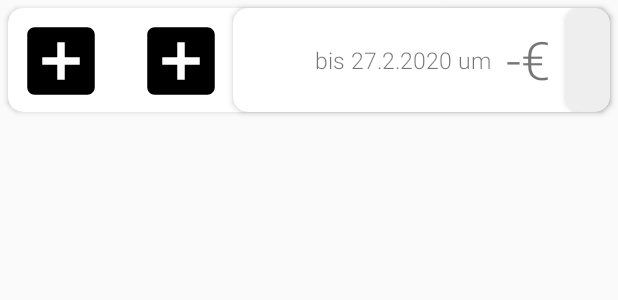
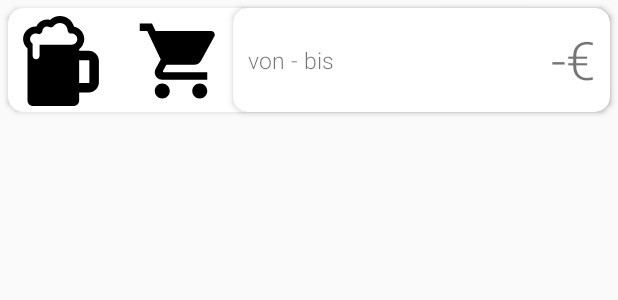
Before and after one commit to samuelfahrngruber/wibb, an Android app: the layout offer_card.xml on its own in the app's theme, with its tools: preview values and no code run, on a phone screen of 412 x 824 dp. Shown: the top 300 px of the screen. Run offline under Robolectric (Android 15) with nearby library versions, the phone set to English and light mode, and no system bars; network calls fail.

Commit message:
final changes
finalized new offer card
got everything to work
including add offer
and offer view

```diff
--- a/wibb-android/app/build.gradle
+++ b/wibb-android/app/build.gradle
@@ -37,6 +37,7 @@ dependencies {
     implementation(name: 'progressimage-debug', ext: 'aar')
 
     implementation 'com.github.bumptech.glide:glide:4.11.0'
+    implementation 'androidx.legacy:legacy-support-v4:1.0.0'
     implementation 'androidx.preference:preference:1.1.0'
     annotationProcessor 'com.github.bumptech.glide:compiler:4.11.0'
 
--- a/wibb-android/app/src/main/java/com/spogss/wibb/data/Store.kt
+++ b/wibb-android/app/src/main/java/com/spogss/wibb/data/Store.kt
@@ -29,8 +29,11 @@ class Store(var name: String, var icon: String, var iconBg: String): GridDisplay
 
     fun toJSON(): JSONObject{
         val jo = JSONObject()
+        val meta = JSONObject()
+        meta.put("iconBg", iconBg)
         jo.put("name", this.name)
         jo.put("icon", this.icon)
+        jo.put("meta", meta)
         return jo
     }
 }
--- a/wibb-android/app/src/main/res/layout/offer_card.xml
+++ b/wibb-android/app/src/main/res/layout/offer_card.xml
@@ -19,8 +19,12 @@
         <LinearLayout
             android:layout_width="match_parent"
             android:layout_height="match_parent"
-            android:orientation="horizontal"
-            android:layout_margin="5dp">
+            android:orientation="horizontal">
+
+            <FrameLayout
+                android:id="@+id/offer_card_beer_img_container"
+                android:layout_width="65dp"
+                android:layout_height="80dp">
 
                 <ImageView
                     android:id="@+id/offer_card_beer_img"
@@ -28,23 +32,29 @@
                     android:layout_height="60dp"
                     android:background="@android:color/transparent"
                     android:scaleType="fitCenter"
-                android:src="@drawable/ic_add_box_black_24dp">
+                    android:src="@drawable/ic_launcher_foreground"
+                    android:layout_marginTop="5dp"
+                    android:layout_marginLeft="5dp"
+                    android:layout_marginBottom="5dp">
 
                 </ImageView>
+            </FrameLayout>
 
             <ImageView
                 android:id="@+id/offer_card_gradient"
                 android:layout_width="20dp"
-                android:layout_height="60dp">
+                android:layout_height="80dp">
             </ImageView>
 
             <ImageView
                 android:id="@+id/offer_card_store_img"
+                android:layout_marginTop="5dp"
+                android:layout_marginBottom="5dp"
                 android:layout_width="60dp"
                 android:layout_height="60dp"
                 android:background="@android:color/transparent"
                 android:scaleType="fitCenter"
-                android:src="@drawable/ic_add_box_black_24dp">
+                android:src="@drawable/ic_shopping_cart_black_24dp">
             </ImageView>
 
 
@@ -74,11 +84,12 @@
                 android:id="@+id/offer_card_date_txt"
                 android:layout_width="0dp"
                 android:layout_height="match_parent"
-                android:gravity="center_vertical|end"
+                android:gravity="center_vertical|start"
                 android:layout_marginEnd="10dp"
+                android:layout_marginStart="10dp"
                 android:scaleType="fitCenter"
                 android:fontFamily="sans-serif-light"
-                android:text="bis 27.2.2020 um"
+                android:text="von - bis"
                 android:textSize="15sp"
                 android:layout_weight="1">
 
@@ -97,23 +108,15 @@
                 android:layout_weight="0">
             </TextView>
 
-            <androidx.cardview.widget.CardView
-                android:layout_width="30dp"
-                app:cardBackgroundColor="#EEEEEE"
-                android:layout_height="match_parent"
-                app:cardCornerRadius="10dp"
-                app:cardElevation="3dp"
-                android:layout_weight="0">
-
             <ImageButton
                 android:id="@+id/offer_card_menu_btn"
                 android:layout_width="wrap_content"
                 android:layout_height="wrap_content"
                 android:background="@android:color/transparent"
-                    android:layout_gravity="center">
+                android:layout_gravity="center"
+                android:layout_weight="0">
 
             </ImageButton>
-            </androidx.cardview.widget.CardView>
 
         </LinearLayout>
 
--- a/wibb-android/build.gradle
+++ b/wibb-android/build.gradle
@@ -8,7 +8,7 @@ buildscript {
 
     }
     dependencies {
-        classpath 'com.android.tools.build:gradle:3.6.1'
+        classpath 'com.android.tools.build:gradle:3.5.0'
         classpath "org.jetbrains.kotlin:kotlin-gradle-plugin:$kotlin_version"
         // NOTE: Do not place your application dependencies here; they belong
         // in the individual module build.gradle files
```
Also changed, not shown: wibb-android/app/src/main/java/com/spogss/wibb/AddOfferActivity.kt (+22 -12 lines), wibb-android/app/src/main/java/com/spogss/wibb/ui/OfferCardRecyclerViewAdapter.kt (+18 -22 lines), wibb-android/app/src/main/res/layout/activity_add_offer.xml (+25 -6 lines). Lines whose indentation alone changed are shown as unchanged.
